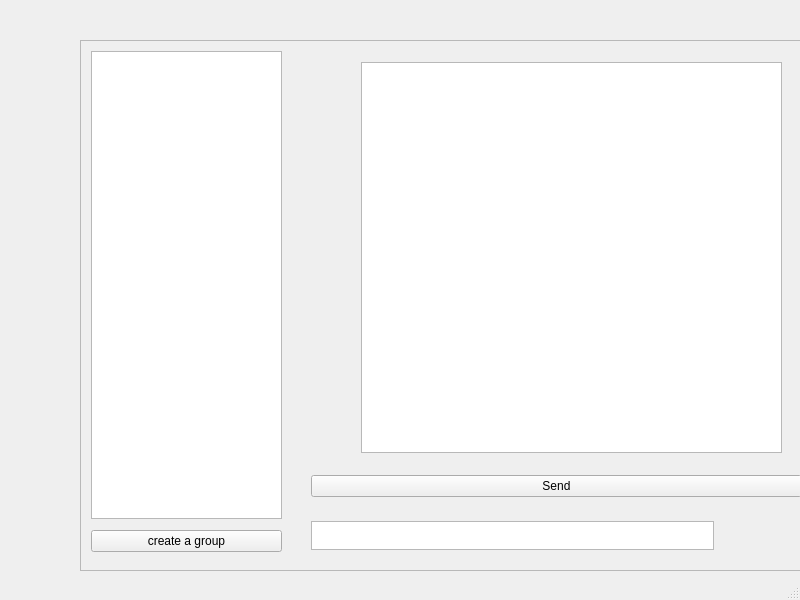
linadells/messanger, file lab9/mainwindow.ui: the form before one commit.
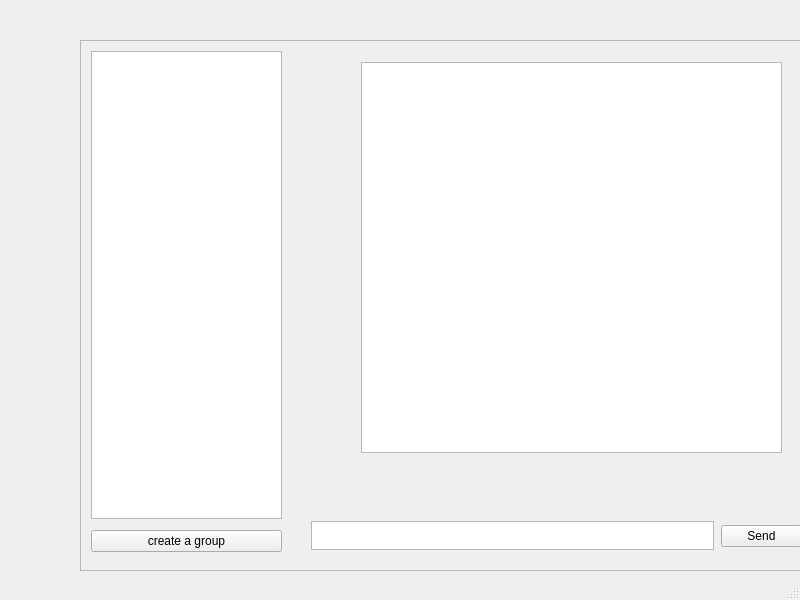
The form after the commit.

What changed in the file:
```diff
--- a/lab9/mainwindow.ui
+++ b/lab9/mainwindow.ui
@@ -76,9 +76,9 @@
      <widget class="QWidget" name="horizontalLayoutWidget_2">
       <property name="geometry">
        <rect>
-        <x>230</x>
-        <y>430</y>
-        <width>491</width>
+        <x>640</x>
+        <y>480</y>
+        <width>81</width>
         <height>31</height>
        </rect>
       </property>
```
